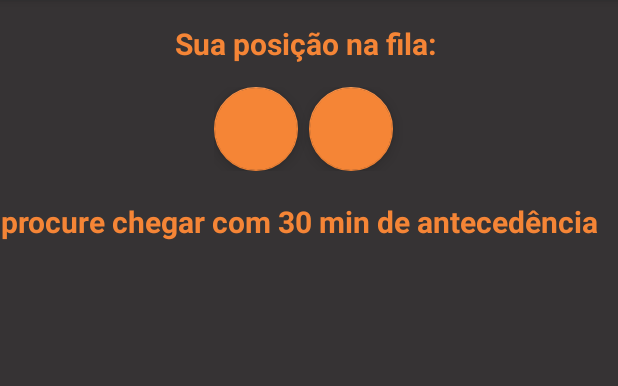
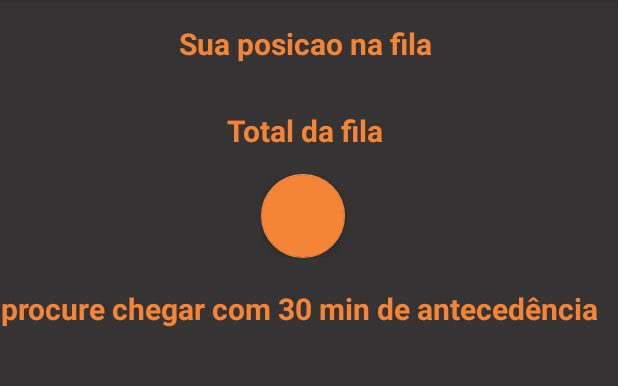
Before and after one commit to apedroneto/Angular, an Android app: the MainActivity screen opened directly, with no data from a screen before it, after a tap on an icon or button, on a phone screen of 412 x 824 dp, the part 84-470 px from its top. Run offline under Robolectric (Android 15) with nearby library versions, the phone set to English and light mode, and no system bars; our stand-ins replace Firebase (no records; nobody signed in at launch, a user with empty details on screens opened directly); plain views replace FloatingActionButton; 5 statements that could not run were skipped.

Commit message:
interacao entre usuarios na fila

```diff
--- a/app/build.gradle
+++ b/app/build.gradle
@@ -31,6 +31,7 @@ dependencies {
     compile 'com.robertlevonyan.view:CustomFloatingActionButton:2.0.4'
     compile 'com.google.firebase:firebase-database:11.0.4'
     compile 'com.google.firebase:firebase-auth:11.0.4'
+    compile 'com.github.matecode:Snacky:1.0.2'
     implementation "org.jetbrains.kotlin:kotlin-stdlib-jre7:$kotlin_version"
     implementation 'com.android.support:appcompat-v7:26.1.0'
     implementation 'com.android.support.constraint:constraint-layout:1.0.2'
--- a/app/src/main/java/com/example/antonio/filaclientes/MainActivity.kt
+++ b/app/src/main/java/com/example/antonio/filaclientes/MainActivity.kt
@@ -1,5 +1,6 @@
 package com.example.antonio.filaclientes
 
+import android.opengl.Visibility
 import android.support.v7.app.AppCompatActivity
 import android.os.Bundle
 import android.view.View
@@ -7,13 +8,21 @@ import android.widget.Toast
 import com.example.antonio.filaclientes.DAO.ConfiguracaoFirebase
 import com.example.antonio.filaclientes.helper.Menssages
 import com.example.antonio.filaclientes.helper.Preferencias
+import com.google.firebase.database.DataSnapshot
+import com.google.firebase.database.DatabaseError
 import com.google.firebase.database.DatabaseReference
+import com.google.firebase.database.ValueEventListener
 import kotlinx.android.synthetic.main.activity_main.*
 
 class MainActivity : AppCompatActivity() {
 
     var databaseReference : DatabaseReference? = null
-    var configuracaoFirebase : ConfiguracaoFirebase = ConfiguracaoFirebase()
+    val configuracaoFirebase : ConfiguracaoFirebase = ConfiguracaoFirebase()
+
+    var posicaoAtualFila : Int? = null
+
+    val preferencias : Preferencias = Preferencias()
+
 
     override fun onCreate(savedInstanceState: Bundle?) {
         super.onCreate(savedInstanceState)
@@ -22,30 +31,150 @@ class MainActivity : AppCompatActivity() {
         btnEntrarFila.setOnClickListener(btnEntrarFilaClick())
         btnSairFila.setOnClickListener(btnSairFilaClick())
 
-        var preferencias : Preferencias = Preferencias()
+
         preferencias.Preferencias(applicationContext)
-        txtPosicao.setText(preferencias.getNome())
+
+        btnEntrarFila.visibility = View.GONE
+        btnSairFila.visibility = View.GONE
+
+        getTotalFila()
+
+        getPosicaoUser()
+
+
     }
 
     fun btnEntrarFilaClick() : View.OnClickListener {
 
         return View.OnClickListener {
 
-            databaseReference = configuracaoFirebase.getFireBase()?.child("fila")?.child("homem")
-            databaseReference?.child("pedro")?.setValue("1")
+            databaseReference = configuracaoFirebase.getFireBase()?.child("fila")?.child("posicao")
+
+            databaseReference?.addValueEventListener(object : ValueEventListener {
+                override fun onDataChange(snapshot: DataSnapshot) {
+
+                    if(snapshot.value == null){
+                        databaseReference?.setValue(0)
+                    }
+
+                    databaseReference?.orderByValue()
+
+                    var arrayList : List<DataSnapshot> = snapshot.children.toList()
+
+                    txtPosicao!!.text = snapshot.value.toString()
+
+
+                }
+                override fun onCancelled(databaseError: DatabaseError) {
+
+                }
+            })
 
             Menssages.toastMensage(this, "Usuario Entrou na fila")
+
+            if(posicaoAtualFila != null) {
+                databaseReference?.setValue(posicaoAtualFila!! + 1)
+            }
+            setPosicaoUser()
 
         }
 
     }
 
+    fun setPosicaoUser() {
+
+        databaseReference = configuracaoFirebase.getFireBase()?.child("fila")?.child("posicaoUser")?.child(preferencias.getIdentificador())
+
+        databaseReference?.addValueEventListener(object : ValueEventListener {
+            override fun onDataChange(snapshot: DataSnapshot) {
+
+                if(snapshot.value == null){
+                    databaseReference?.setValue(-1)
+                }
+
+                txtPosicaoUser!!.text = snapshot.value.toString()
+
+
+            }
+            override fun onCancelled(databaseError: DatabaseError) {
+
+            }
+        })
+
+
+        if(posicaoAtualFila != null) {
+            databaseReference?.setValue(posicaoAtualFila!! + 1)
+        }
+    }
+
+
+    fun getPosicaoUser() {
+
+        databaseReference = configuracaoFirebase.getFireBase()?.child("fila")?.child("posicaoUser")?.child(preferencias.getIdentificador())
+
+        databaseReference?.addValueEventListener(object : ValueEventListener {
+            override fun onDataChange(snapshot: DataSnapshot) {
+
+                if(snapshot.value == null){
+                    databaseReference?.setValue(-1)
+                }
+
+                txtPosicaoUser.text = snapshot.value.toString()
+
+                if(snapshot.value.toString() == "-1"){
+                    btnEntrarFila.visibility = View.VISIBLE
+                    btnSairFila.visibility = View.GONE
+                }else{
+                    btnSairFila.visibility = View.VISIBLE
+                    btnEntrarFila.visibility = View.GONE
+
+                }
+
+
+            }
+            override fun onCancelled(databaseError: DatabaseError) {
+
+            }
+        })
+
+
+    }
+
+
+    fun getTotalFila() {
+
+        databaseReference = configuracaoFirebase.getFireBase()?.child("fila")?.child("posicao")
+
+        databaseReference?.addValueEventListener(object : ValueEventListener {
+            override fun onDataChange(snapshot: DataSnapshot) {
+
+                if(snapshot.value.toString() == null){
+                    databaseReference?.setValue(0)
+                }
+
+                txtPosicao!!.text = snapshot.value.toString()
+
+
+            }
+            override fun onCancelled(databaseError: DatabaseError) {
+
+            }
+        })
+
+
+    }
 
     fun btnSairFilaClick() : View.OnClickListener {
 
         return View.OnClickListener {
 
-            Toast.makeText(this, "Sai da fila", Toast.LENGTH_LONG).show()
+            databaseReference = configuracaoFirebase.getFireBase()?.child("fila")
+
+            databaseReference?.child("posicao")?.setValue(posicaoAtualFila!! - 1)
+
+            databaseReference?.child("posicaoUser")?.child(preferencias.getIdentificador())?.setValue(-1)
+
+
 
         }
 
--- a/app/src/main/java/com/example/antonio/filaclientes/helper/Preferencias.kt
+++ b/app/src/main/java/com/example/antonio/filaclientes/helper/Preferencias.kt
@@ -16,6 +16,7 @@ class Preferencias {
 
     val CHAVE_IDENTIFICADOR = "identificarUsuarioLogado"
     val CHAVE_NOME = "nomeUsuarioLogado"
+    val CHAVE_EMAIL = "emailUsuarioLogado"
 
     fun Preferencias(context: Context) {
         this.context = context
@@ -24,11 +25,12 @@ class Preferencias {
 
     }
 
-    fun salvar(identificadorUsuario : String, nomeUsuario : String) {
+    fun salvar(identificadorUsuario : String, nomeUsuario : String, email : String) {
 
         if(editor != null) {
             editor!!.putString(CHAVE_IDENTIFICADOR, identificadorUsuario)
             editor!!.putString(CHAVE_NOME, nomeUsuario)
+            editor!!.putString(CHAVE_NOME, email)
             editor!!.commit()
         }
 
@@ -46,11 +48,11 @@ class Preferencias {
 
 
 
-    fun setNome(nome : String) {
+    fun setEmail(email: String) {
 
         if(editor != null){
 
-            editor!!.putString(CHAVE_NOME, nome)
+            editor!!.putString(CHAVE_EMAIL, email)
 
         }
 
@@ -62,5 +64,11 @@ class Preferencias {
 
     }
 
+    fun getEmail() : String {
+
+        return preferences!!.getString(CHAVE_EMAIL, null)
+
+    }
+
 
 }
--- a/app/src/main/java/com/example/antonio/filaclientes/model/Usuario.kt
+++ b/app/src/main/java/com/example/antonio/filaclientes/model/Usuario.kt
@@ -23,7 +23,7 @@ class Usuario constructor(var id : String, var nome : String, var email : String
         mDatabase = FirebaseDatabase.getInstance()
         mDatabaseReference = mDatabase!!.reference!!.child("usuario")
 
-        mDatabaseReference!!.child(cpf).setValue(toMap())
+        mDatabaseReference!!.child(id).setValue(toMap())
     }
 
     fun toMap() : Map<String, String> {
@@ -33,7 +33,6 @@ class Usuario constructor(var id : String, var nome : String, var email : String
         hashMapUsuario.put("id", id)
         hashMapUsuario.put("nome", nome)
         hashMapUsuario.put("email", email)
-        hashMapUsuario.put("senha", senha)
         hashMapUsuario.put("cpf", cpf)
         hashMapUsuario.put("foto", foto)
 
--- a/app/src/main/res/layout/activity_main.xml
+++ b/app/src/main/res/layout/activity_main.xml
@@ -21,7 +21,36 @@
             android:padding="6dp"
             android:layout_width="wrap_content"
             android:layout_height="wrap_content"
-            android:text="Sua posição na fila: "
+            android:text="Sua posicao na fila "
+            android:textColor="@color/textColor"
+            android:textSize="20dp"
+            android:textStyle="bold"
+            />
+
+        <TextView
+            android:id="@+id/txtPosicaoUser"
+            android:layout_width="wrap_content"
+            android:layout_height="wrap_content"
+            android:text=""
+            android:textColor="@color/textColor"
+            android:textSize="20dp"
+            android:textStyle="bold"
+            />
+
+
+    </LinearLayout>
+    <LinearLayout
+        android:padding="9dp"
+        android:layout_gravity="center"
+        android:layout_width="wrap_content"
+        android:layout_height="wrap_content"
+        android:orientation="horizontal">
+
+        <TextView
+            android:padding="6dp"
+            android:layout_width="wrap_content"
+            android:layout_height="wrap_content"
+            android:text="Total da fila "
             android:textColor="@color/textColor"
             android:textSize="20dp"
             android:textStyle="bold"
@@ -31,7 +60,7 @@
             android:id="@+id/txtPosicao"
             android:layout_width="wrap_content"
             android:layout_height="wrap_content"
-            android:text="2"
+            android:text=""
             android:textColor="@color/textColor"
             android:textSize="20dp"
             android:textStyle="bold"
@@ -39,6 +68,7 @@
 
 
     </LinearLayout>
+
 
 
     <LinearLayout
@@ -53,6 +83,7 @@
             android:layout_width="wrap_content"
             android:layout_height="wrap_content"
             android:layout_gravity="center"
+            android:visibility="visible"
             android:textStyle="bold"
             app:fabIcon="@drawable/ic_add_black_24dp"
             app:fabIconColor="#000"
--- a/build.gradle
+++ b/build.gradle
@@ -5,6 +5,7 @@ buildscript {
     repositories {
         google()
         jcenter()
+
     }
     dependencies {
         classpath 'com.android.tools.build:gradle:3.0.1'
@@ -20,6 +21,7 @@ allprojects {
     repositories {
         google()
         jcenter()
+        maven { url "https://jitpack.io" }
     }
 }
 
```
Also changed, not shown: app/src/main/java/com/example/antonio/filaclientes/helper/Menssages.kt (+72 -0 lines), app/src/main/java/com/example/antonio/filaclientes/login/LoginActivity.kt (+9 -5 lines), app/src/main/java/com/example/antonio/filaclientes/registrar/RegistrarActivity.kt (+19 -7 lines), app/src/main/res/layout/content_main2.xml (deleted, +0 -11 lines), 1 other file.
